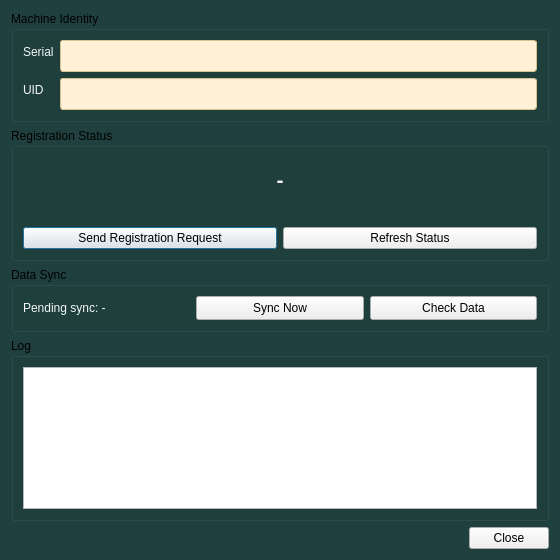
The window that ui/register_window.ui (AHSO-CO-LTD/Samsung-Reader-Local) describes before a commit, drawn with Qt 5.
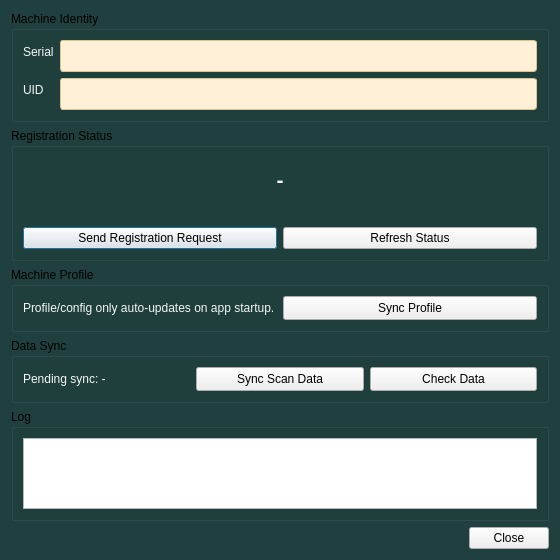
The same window after the commit.

What changed in the file:
```diff
--- a/ui/register_window.ui
+++ b/ui/register_window.ui
@@ -82,6 +82,25 @@
      </layout>
     </widget>
    </item>
+   <item>
+    <widget class="QGroupBox" name="groupBoxProfile">
+     <property name="title"><string>Machine Profile</string></property>
+     <layout class="QHBoxLayout" name="horizontalLayoutProfile">
+      <item>
+       <widget class="QLabel" name="labelProfileSyncHint">
+        <property name="minimumSize"><size><width>0</width><height>24</height></size></property>
+        <property name="text"><string>Profile/config only auto-updates on app startup.</string></property>
+       </widget>
+      </item>
+      <item>
+       <widget class="QPushButton" name="pushButtonSyncProfile">
+        <property name="minimumSize"><size><width>0</width><height>24</height></size></property>
+        <property name="text"><string>Sync Profile</string></property>
+       </widget>
+      </item>
+     </layout>
+    </widget>
+   </item>
    <item>
     <widget class="QGroupBox" name="groupBoxSync">
      <property name="title"><string>Data Sync</string></property>
@@ -95,7 +114,7 @@
       <item>
        <widget class="QPushButton" name="pushButtonSyncNow">
         <property name="minimumSize"><size><width>0</width><height>24</height></size></property>
-        <property name="text"><string>Sync Now</string></property>
+        <property name="text"><string>Sync Scan Data</string></property>
        </widget>
       </item>
       <item>
```
